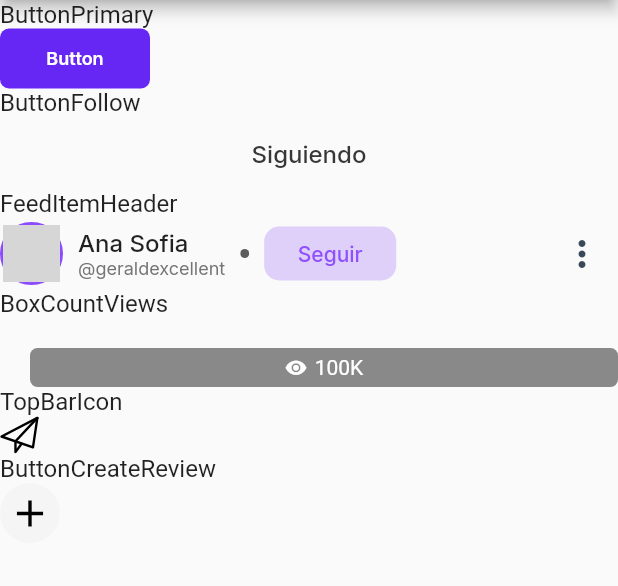
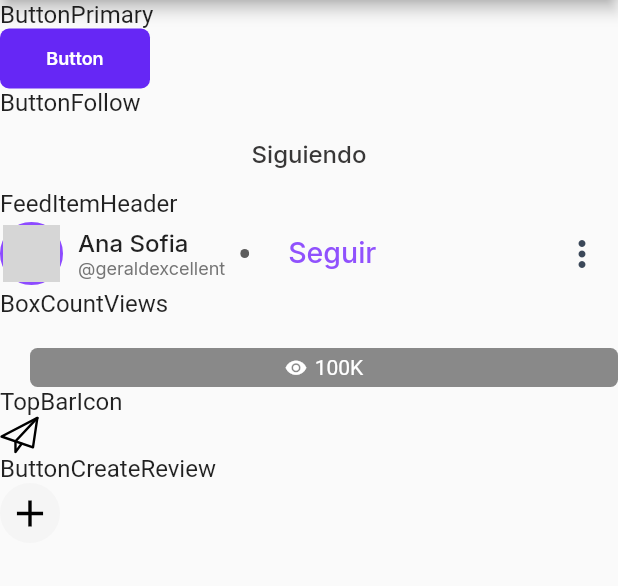
Before and after one commit to tipzty/tipzty_flutter_ui, a Flutter app: the screen it shows after launch, on a phone screen of 412 x 824 dp, the part 84-670 px from its top. Run offline on Flutter 3.47's test engine with Material 2 defaults, Android fonts, the phone set to English and light mode, and no system bars; drawn by our look-alikes of cached_network_image; our stand-ins replace google_fonts, websafe_svg; network calls fail; grey boxes are pictures that could not be loaded.

Commit message:
change bottom follow

```diff
--- a/lib/src/widgets/feed/feed_item_header.dart
+++ b/lib/src/widgets/feed/feed_item_header.dart
@@ -129,12 +129,10 @@ class FeedItemHeader extends StatelessWidget {
                     ),
                     SizedBox(width: 10),
                     ButtonFollow(
-                      color: Color.fromRGBO(142, 80, 251, 0.25),
-                      hoverColor: Color.fromRGBO(142, 80, 251, 0.35),
-                      highlightColor: Color.fromRGBO(142, 80, 251, 0.35),
-                      splashColor: Color.fromRGBO(142, 80, 251, 0.45),
-                      textColor: Color.fromRGBO(144, 81, 253, 1.0),
-                      textSize: 14.0,
+                      textColor: following
+                          ? Colors.black
+                          : Color.fromRGBO(144, 81, 253, 1.0),
+                      textSize: 19.0,
                       following: following,
                       onPressed: onPressedFollow,
                     ),
```
